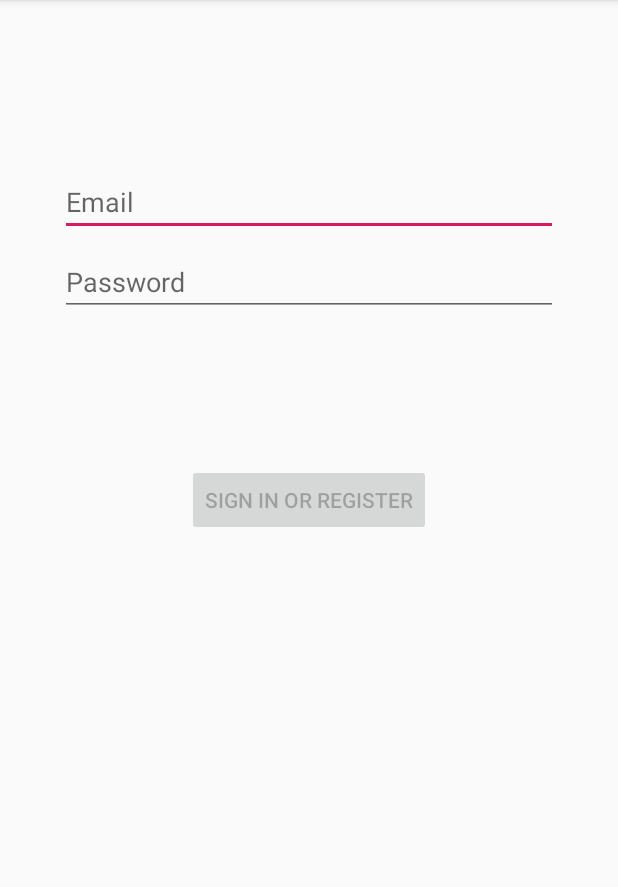
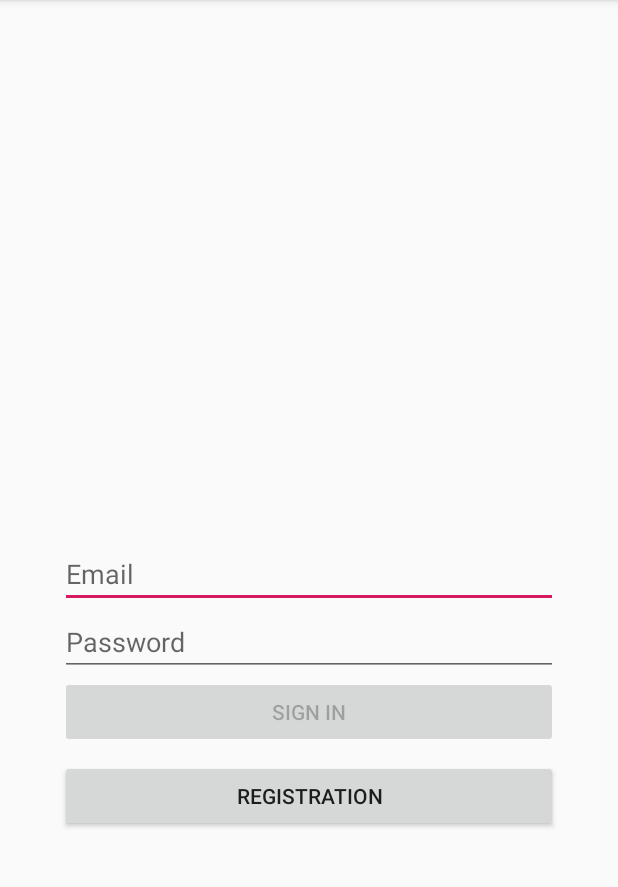
Before and after one commit to anotheron1/yourCafe, an Android app: the screen it shows after launch (LoginActivity), on a phone screen of 412 x 824 dp, the part 84-971 px from its top. Run offline under Robolectric (Android 15) with nearby library versions, the phone set to English and light mode, and no system bars.

Commit message:
Add registration (validation as a unit) form w/o style. From the functionality left to add a confirmation on the phone

```diff
--- a/app/build.gradle
+++ b/app/build.gradle
@@ -28,4 +28,6 @@ dependencies {
     testImplementation 'junit:junit:4.12'
     androidTestImplementation 'com.android.support.test:runner:1.0.2'
     androidTestImplementation 'com.android.support.test.espresso:espresso-core:3.0.2'
+    implementation 'com.hbb20:ccp:2.2.9'
+    implementation 'com.mobsandgeeks:android-saripaar:2.0.3'
 }
--- a/app/src/main/AndroidManifest.xml
+++ b/app/src/main/AndroidManifest.xml
@@ -18,6 +18,10 @@
                 <category android:name="android.intent.category.LAUNCHER" />
             </intent-filter>
         </activity>
+        <activity
+            android:name=".ui.registration.RegistrationActivity"
+            android:label="@string/registration_act_name">
+        </activity>
     </application>
 
 </manifest>
--- a/app/src/main/java/com/example/yourcafe/ui/login/LoginActivity.java
+++ b/app/src/main/java/com/example/yourcafe/ui/login/LoginActivity.java
@@ -3,6 +3,7 @@ package com.example.yourcafe.ui.login;
 import android.app.Activity;
 import android.arch.lifecycle.Observer;
 import android.arch.lifecycle.ViewModelProviders;
+import android.content.Intent;
 import android.os.Bundle;
 import android.support.annotation.Nullable;
 import android.support.annotation.StringRes;
@@ -19,8 +20,7 @@ import android.widget.TextView;
 import android.widget.Toast;
 
 import com.example.yourcafe.R;
-import com.example.yourcafe.ui.login.LoginViewModel;
-import com.example.yourcafe.ui.login.LoginViewModelFactory;
+import com.example.yourcafe.ui.registration.RegistrationActivity;
 
 public class LoginActivity extends AppCompatActivity {
 
@@ -36,6 +36,7 @@ public class LoginActivity extends AppCompatActivity {
         final EditText usernameEditText = findViewById(R.id.username);
         final EditText passwordEditText = findViewById(R.id.password);
         final Button loginButton = findViewById(R.id.login);
+        final Button registrationButton = findViewById(R.id.registration);
         final ProgressBar loadingProgressBar = findViewById(R.id.loading);
 
         loginViewModel.getLoginFormState().observe(this, new Observer<LoginFormState>() {
@@ -113,6 +114,14 @@ public class LoginActivity extends AppCompatActivity {
                         passwordEditText.getText().toString());
             }
         });
+
+        registrationButton.setOnClickListener(new View.OnClickListener() {
+            @Override
+            public void onClick(View v) {
+                Intent intent = new Intent(LoginActivity.this, RegistrationActivity.class);
+                startActivity(intent);
+            }
+        });
     }
 
     private void updateUiWithUser(LoggedInUserView model) {
--- a/app/src/main/res/layout/activity_login.xml
+++ b/app/src/main/res/layout/activity_login.xml
@@ -16,7 +16,7 @@
         android:layout_width="0dp"
         android:layout_height="wrap_content"
         android:layout_marginStart="24dp"
-        android:layout_marginTop="96dp"
+        android:layout_marginTop="344dp"
         android:layout_marginEnd="24dp"
 
         android:hint="@string/prompt_email"
@@ -31,7 +31,6 @@
         android:layout_width="0dp"
         android:layout_height="wrap_content"
         android:layout_marginStart="24dp"
-        android:layout_marginTop="8dp"
         android:layout_marginEnd="24dp"
 
         android:hint="@string/prompt_password"
@@ -45,20 +44,37 @@
 
     <Button
         android:id="@+id/login"
-        android:layout_width="wrap_content"
+        android:layout_width="0dp"
         android:layout_height="wrap_content"
         android:layout_gravity="start"
-        android:layout_marginStart="48dp"
-        android:layout_marginTop="16dp"
-        android:layout_marginEnd="48dp"
-        android:layout_marginBottom="64dp"
+        android:layout_marginStart="24dp"
+        android:layout_marginLeft="24dp"
+        android:layout_marginEnd="24dp"
+        android:layout_marginRight="24dp"
         android:enabled="false"
         android:text="@string/action_sign_in"
+        app:layout_constraintEnd_toEndOf="parent"
+        app:layout_constraintStart_toStartOf="parent"
+        app:layout_constraintTop_toBottomOf="@+id/password" />
+
+    <Button
+        android:id="@+id/registration"
+        android:layout_width="0dp"
+        android:layout_height="wrap_content"
+        android:layout_gravity="start"
+        android:layout_marginStart="24dp"
+        android:layout_marginLeft="24dp"
+        android:layout_marginTop="8dp"
+        android:layout_marginEnd="24dp"
+        android:layout_marginRight="24dp"
+        android:layout_marginBottom="36dp"
+        android:enabled="true"
+        android:text="@string/action_registration"
         app:layout_constraintBottom_toBottomOf="parent"
         app:layout_constraintEnd_toEndOf="parent"
         app:layout_constraintStart_toStartOf="parent"
-        app:layout_constraintTop_toBottomOf="@+id/password"
-        app:layout_constraintVertical_bias="0.2" />
+        app:layout_constraintTop_toBottomOf="@+id/login"
+        app:layout_constraintVertical_bias="0.0" />
 
     <ProgressBar
         android:id="@+id/loading"
@@ -66,13 +82,14 @@
         android:layout_height="wrap_content"
         android:layout_gravity="center"
         android:layout_marginStart="32dp"
-        android:layout_marginTop="64dp"
+        android:layout_marginTop="8dp"
         android:layout_marginEnd="32dp"
         android:layout_marginBottom="64dp"
         android:visibility="gone"
         app:layout_constraintBottom_toBottomOf="parent"
         app:layout_constraintEnd_toEndOf="@+id/password"
+        app:layout_constraintHorizontal_bias="0.917"
         app:layout_constraintStart_toStartOf="@+id/password"
-        app:layout_constraintTop_toTopOf="parent"
-        app:layout_constraintVertical_bias="0.3" />
+        app:layout_constraintTop_toBottomOf="@+id/password"
+        app:layout_constraintVertical_bias="0.515" />
 </android.support.constraint.ConstraintLayout>
--- a/app/src/main/res/values/strings.xml
+++ b/app/src/main/res/values/strings.xml
@@ -1,12 +1,22 @@
 <resources>
     <string name="app_name">yourCafe</string>
+    <string name="registration_act_name">Registration</string>
     <!-- Strings related to login -->
     <string name="prompt_email">Email</string>
     <string name="prompt_password">Password</string>
-    <string name="action_sign_in">Sign in or register</string>
+    <string name="action_sign_in">Sign in</string>
     <string name="action_sign_in_short">Sign in</string>
     <string name="welcome">"Welcome !"</string>
     <string name="invalid_username">Not a valid username</string>
     <string name="invalid_password">Password must be >5 characters</string>
     <string name="login_failed">"Login failed"</string>
+    <!-- Strings related to registration -->
+    <string name="reg_fullname">Enter full name</string>
+    <string name="reg_email">Email</string>
+    <string name="reg_password">Password</string>
+    <string name="reg_password_repeat">Confirm Password</string>
+    <string name="reg_phone_number">Enter phone number</string>
+    <string name="reg_done">Done</string>
+    <string name="reg_phone_check">Check</string>
+    <string name="action_registration">Registration</string>
 </resources>
```
Also changed, not shown: app/src/main/java/com/example/yourcafe/ui/registration/RegistrationActivity.java (added, +145 -0 lines), app/src/main/res/layout/activity_registration.xml (added, +128 -0 lines).
